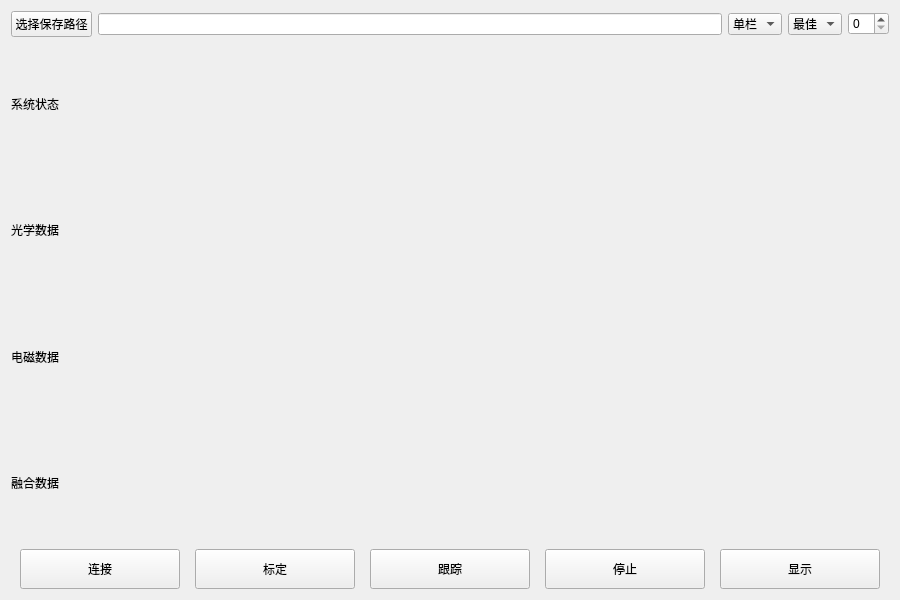
This is src/Qt_Interface/src/mainwindow.ui in Xt-creat/OpticalMagneticNavigation as Qt 5 draws it before an edit. The edited form follows.
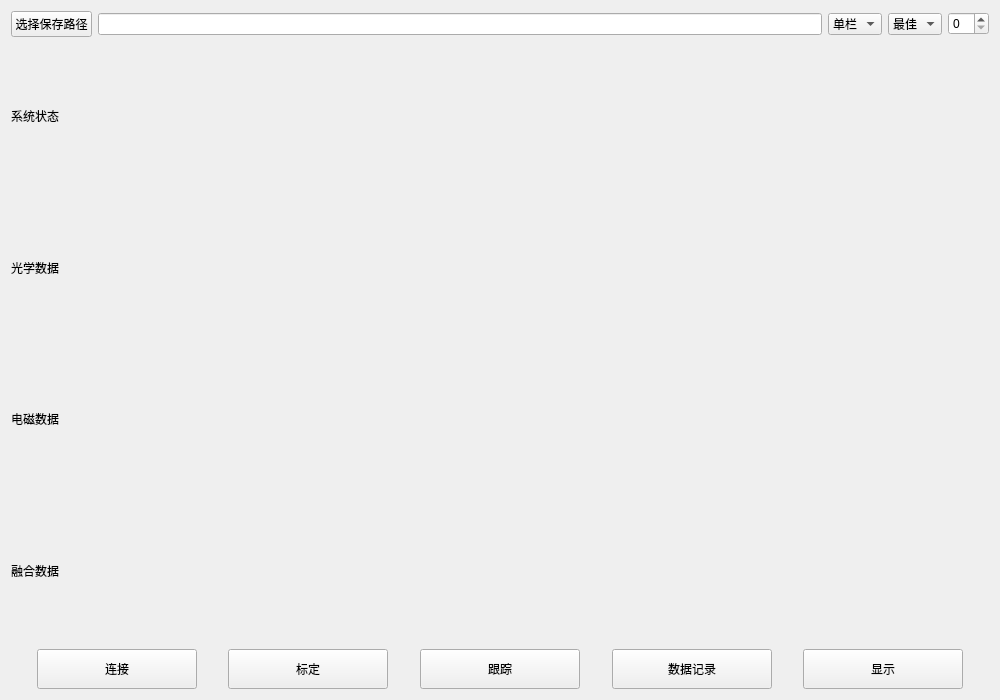
This is the edited form.

Patch:
```diff
--- a/src/Qt_Interface/src/mainwindow.ui
+++ b/src/Qt_Interface/src/mainwindow.ui
@@ -6,8 +6,8 @@
    <rect>
     <x>0</x>
     <y>0</y>
-    <width>900</width>
-    <height>600</height>
+    <width>1000</width>
+    <height>700</height>
    </rect>
   </property>
   <property name="sizePolicy">
@@ -279,7 +279,7 @@
          </size>
         </property>
         <property name="text">
-         <string>停止</string>
+         <string>数据记录</string>
         </property>
        </widget>
       </item>
```
